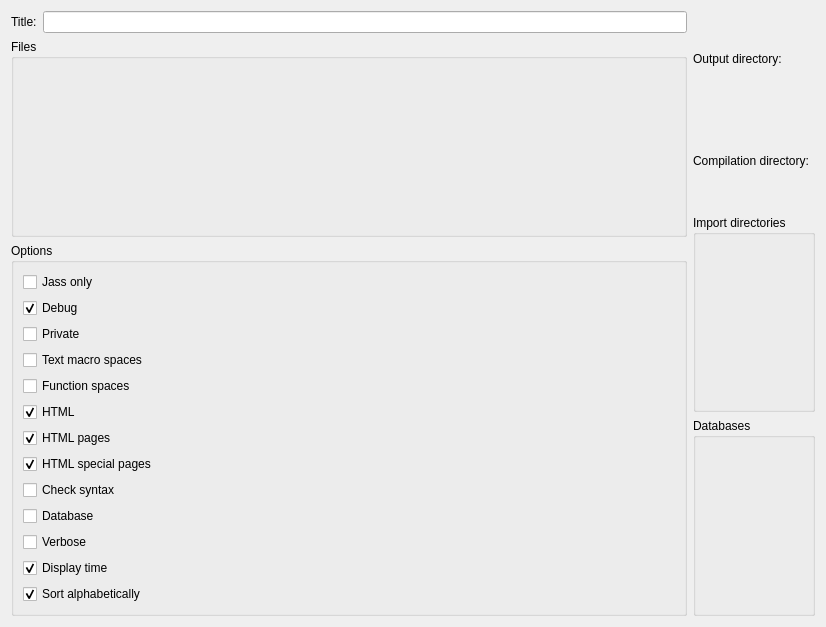
Qt form vjassdoc/src/gui/ui/widget.ui (xiangzhai/vjasssdk) before a commit.
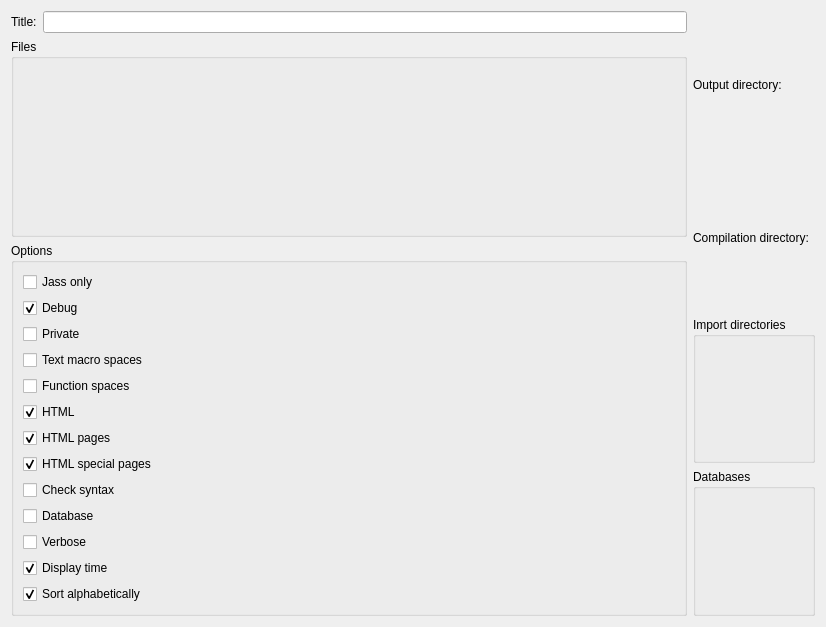
The same form after that commit. Custom widgets are drawn as their Qt base class.

Diff of the .ui file:
```diff
--- a/vjassdoc/src/gui/ui/widget.ui
+++ b/vjassdoc/src/gui/ui/widget.ui
@@ -158,8 +158,6 @@
     </layout>
    </item>
    <item row="0" column="1">
-    <layout class="QVBoxLayout" name="verticalLayout_4">
-     <item>
       <layout class="QVBoxLayout" name="verticalLayout">
        <item>
         <layout class="QHBoxLayout" name="horizontalLayout">
@@ -186,8 +184,6 @@
          </item>
          <item>
           <widget class="KUrlRequester" name="compilationDirectoryUrlRequester"/>
-         </item>
-        </layout>
        </item>
       </layout>
      </item>
```
Left out of the diff: 1 changed line with no effect on the pictures. Lines whose indentation alone changed are shown as unchanged.
